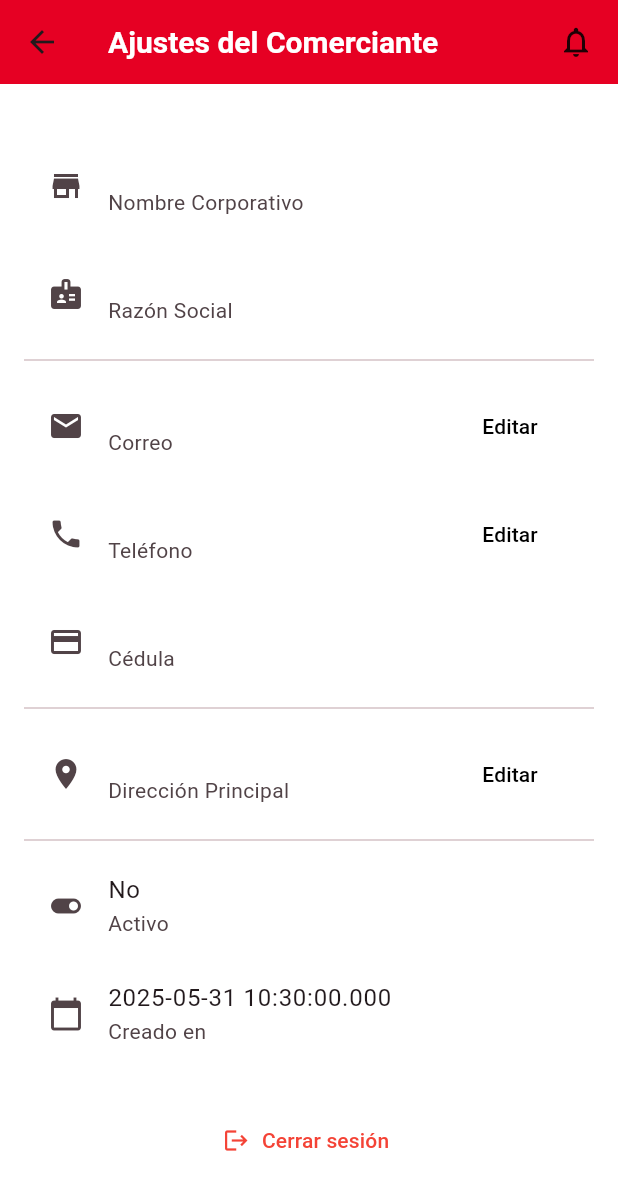
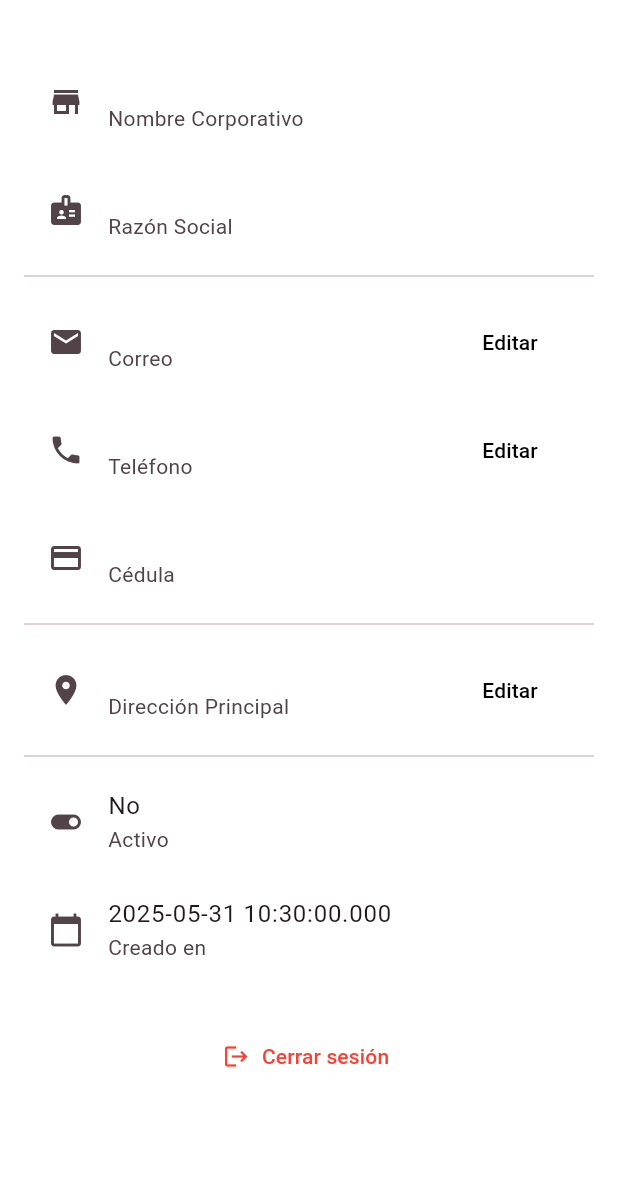
Before and after one commit to AkionAG7/Nicoya_Now_Flutter, a Flutter app: the MerchantSettingsPage screen opened by its route, on a phone screen of 412 x 824 dp. Shown: the top 1190 px of the screen. Run offline on Flutter 3.47's test engine with Material 3 defaults, Android fonts, the phone set to English and light mode, and no system bars; our stand-ins replace dartz, file_picker, flutter_dotenv, flutter_local_notifications, get_it, google_maps_flutter and 5 more; accounts and stored records are empty.

Commit message:
refactor: Remove notification bell from MerchantProductsPage and MerchantSettingsPage; update order status handling in OrderDetailPage

```diff
--- a/lib/app/features/merchant/presentation/pages/merchant_settings_page.dart
+++ b/lib/app/features/merchant/presentation/pages/merchant_settings_page.dart
@@ -2,7 +2,6 @@
 
 import 'package:flutter/material.dart';
 import 'package:nicoya_now/app/interface/Navigators/routes.dart';
-import 'package:nicoya_now/app/interface/Widgets/notification_bell.dart';
 import 'package:shared_preferences/shared_preferences.dart';
 import 'package:supabase_flutter/supabase_flutter.dart';
 
@@ -49,16 +48,6 @@ class MerchantSettingsPage extends StatelessWidget {
   @override
   Widget build(BuildContext context) {
     return Scaffold(
-      appBar: AppBar(
-        title: const Text('Ajustes del Comerciante'),
-        titleTextStyle: const TextStyle(
-          fontSize: 20, fontWeight: FontWeight.bold, color: Colors.white),
-        backgroundColor: const Color(0xFFE60023),
-        actions: const [
-          NotificationBell(),
-          SizedBox(width: 16),
-        ],
-      ),
       body: FutureBuilder<Map<String, dynamic>>(
         future: _loadData(),
         builder: (ctx, snap) {
```
Also changed, not shown: lib/app/features/merchant/presentation/pages/merchant_products_page.dart (+0 -12 lines), lib/app/features/merchant/presentation/pages/order_detail_page.dart (+36 -17 lines), pubspec.lock.
